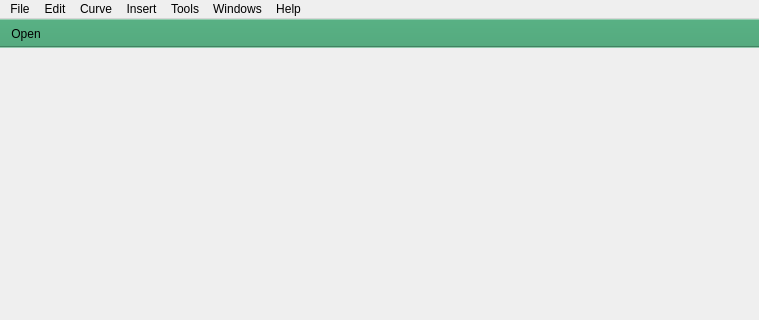
Before: the Qt Designer form icurve_v2.0/icurve/resource/icurve.ui in Sunfe/icurve, drawn with Qt 5; both pictures show x 0 to 759 and y 0 to 320 of the 759 by 475 pixel window.
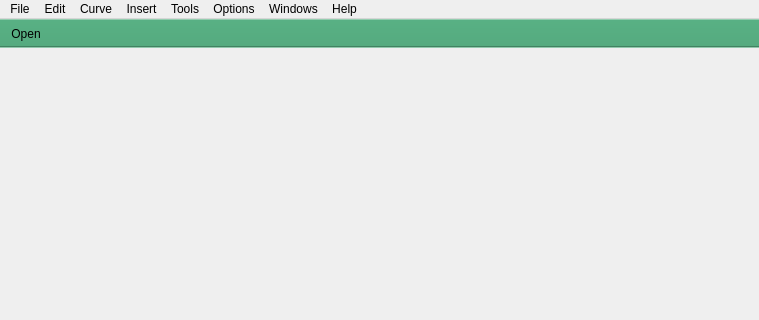
After: the same form once the commit is applied. Icons and pictures are not drawn.

Patch:
```diff
--- a/icurve_v2.0/icurve/resource/icurve.ui
+++ b/icurve_v2.0/icurve/resource/icurve.ui
@@ -97,12 +97,22 @@
     <addaction name="actionFind"/>
     <addaction name="actionShowAll"/>
     <addaction name="actionReset"/>
+    <addaction name="actionView_data"/>
+    <addaction name="actionLocate_to_file"/>
+   </widget>
+   <widget class="QMenu" name="menuOptions">
+    <property name="title">
+     <string>Options</string>
+    </property>
+    <addaction name="actionPreference"/>
+    <addaction name="actionAxse_Properties"/>
    </widget>
    <addaction name="menuFile"/>
    <addaction name="menuEdit"/>
    <addaction name="menuCurve"/>
    <addaction name="menuHelp"/>
    <addaction name="menuTools"/>
+   <addaction name="menuOptions"/>
    <addaction name="menuWindows"/>
    <addaction name="menuHelp_2"/>
   </widget>
```
Left out of the diff: 58 changed lines with no effect on the pictures.
